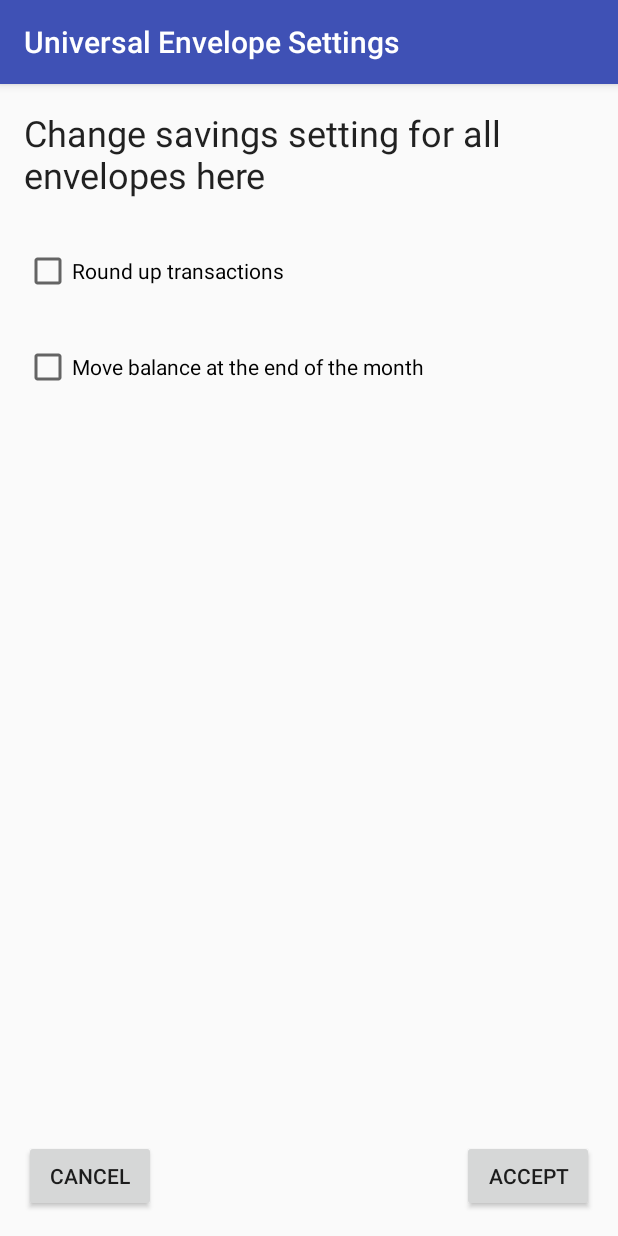
After one commit to codingkitty81/BudgetEnvelopes, an Android app: the EnvelopeSettingsActivity screen opened directly, with no data from a screen before it, on a phone screen of 412 x 824 dp. The commit adds this screen. Run offline under Robolectric (Android 15) with nearby library versions, the phone set to English and light mode, and no system bars; libraries missing offline, so code that uses them is left out: io.realm; 2 statements that could not run were skipped.

Commit message:
Settings and Savings Envelope done
Settings Activity allow user to do universal settings on envelopes, reset the entire budget, or view the savings envelope. Savings envelope autocreates when app is first launched, cannot be editted and only deleted by resetting the entire budget.

```diff
--- a/app/src/main/AndroidManifest.xml
+++ b/app/src/main/AndroidManifest.xml
@@ -47,6 +47,12 @@
         <activity
             android:name=".TransferActivity"
             android:label="@string/title_activity_transfer" />
+        <activity
+            android:name=".SettingsActivity"
+            android:label="@string/title_activity_settings" />
+        <activity
+            android:name=".EnvelopeSettingsActivity"
+            android:label="@string/title_envelope_settings" />
     </application>
 
 </manifest>
--- a/app/src/main/java/com/example/kitty/budgetenvelopes/EnvelopeActivity.java
+++ b/app/src/main/java/com/example/kitty/budgetenvelopes/EnvelopeActivity.java
@@ -78,9 +78,11 @@ public class EnvelopeActivity extends BaseActivity {
 
         RealmResults<Envelope> envelopes = realm.where(Envelope.class).findAllSorted("name");
 
-        if(envelopes.size() != 0) {
+        if(envelopes.size() > 1) {
             for (int i = 0; i < envelopes.size(); i++) {
-                envelope_array.add(envelopes.get(i));
+                if(!envelopes.get(i).getEnvelopeName().equals("Savings")) {
+                    envelope_array.add(envelopes.get(i));
+                }
             }
 
             EnvelopeListAdapter envelope_list_adapter = new EnvelopeListAdapter(this, R.layout.envelope_list_view, envelope_array);
--- /dev/null
+++ b/app/src/main/java/com/example/kitty/budgetenvelopes/EnvelopeSettingsActivity.java
@@ -0,0 +1,82 @@
+package com.example.kitty.budgetenvelopes;
+
+import android.content.Intent;
+import android.os.Bundle;
+import android.view.View;
+import android.widget.Button;
+import android.widget.CheckBox;
+
+import com.example.kitty.budgetenvelopes.model.Envelope;
+
+import java.util.ArrayList;
+
+import io.realm.Realm;
+import io.realm.RealmResults;
+
+/**
+ * Created by Kitty on 4/22/2018.
+ */
+
+public class EnvelopeSettingsActivity extends BaseActivity {
+
+    Realm realm;
+    private CheckBox round_up;
+    private CheckBox move_balance;
+    private Button accept;
+    private Button cancel;
+    ArrayList<Envelope> envelope_array = new ArrayList<Envelope>();
+
+    @Override
+    protected void onCreate(Bundle savedInstanceState) {
+        super.onCreate(savedInstanceState);
+        setContentView(R.layout.activity_envelope_settings);
+
+        round_up = (CheckBox) findViewById(R.id.envelope_settings_round_up);
+        move_balance = (CheckBox) findViewById(R.id.envelope_settings_move_bal);
+        accept = (Button) findViewById(R.id.settings_envelope_accept);
+        cancel = (Button) findViewById(R.id.settings_envelope_cancel);
+        realm = Realm.getDefaultInstance();
+
+        accept.setOnClickListener(new View.OnClickListener() {
+            @Override
+            public void onClick(View v) {
+                RealmResults<Envelope> envelopes = realm.where(Envelope.class).findAll();
+                for(int i = 0; i < envelopes.size(); i++) {
+                    if(!envelopes.get(i).getEnvelopeName().equals("Savings")) {
+                        envelope_array.add(envelopes.get(i));
+                    }
+                }
+
+                for(int i = 0; i < envelope_array.size(); i++) {
+                    realm.beginTransaction();
+                    if(round_up.isChecked()) {
+                        envelope_array.get(i).setRound_up_flag(true);
+                    } else {
+                        envelope_array.get(i).setRound_up_flag(false);
+                    }
+
+                    if(move_balance.isChecked()) {
+                        envelope_array.get(i).setMove_balance_flag(true);
+                    } else {
+                        envelope_array.get(i).setMove_balance_flag(false);
+                    }
+
+                    realm.insertOrUpdate(envelope_array.get(i));
+                    realm.commitTransaction();
+                }
+                realm.close();
+                Intent intent = new Intent(EnvelopeSettingsActivity.this, SettingsActivity.class);
+                startActivity(intent);
+            }
+        });
+
+        cancel.setOnClickListener(new View.OnClickListener() {
+            @Override
+            public void onClick(View v) {
+                realm.close();
+                Intent intent = new Intent(EnvelopeSettingsActivity.this, SettingsActivity.class);
+                startActivity(intent);
+            }
+        });
+    }
+}
--- /dev/null
+++ b/app/src/main/res/layout/activity_envelope_settings.xml
@@ -0,0 +1,65 @@
+<?xml version="1.0" encoding="utf-8"?>
+<android.support.constraint.ConstraintLayout
+    xmlns:android="http://schemas.android.com/apk/res/android"
+    xmlns:app="http://schemas.android.com/apk/res-auto"
+    xmlns:tools="http://schemas.android.com/tools"
+    android:layout_width="match_parent"
+    android:layout_height="match_parent">
+
+    <TextView
+        android:id="@+id/envelopes_settings_view"
+        android:layout_width="0dp"
+        android:layout_height="wrap_content"
+        android:layout_marginEnd="16dp"
+        android:layout_marginStart="16dp"
+        android:layout_marginTop="16dp"
+        android:text="Change savings setting for all envelopes here"
+        android:textAppearance="@style/TextAppearance.AppCompat.Headline"
+        app:layout_constraintEnd_toEndOf="parent"
+        app:layout_constraintStart_toStartOf="parent"
+        app:layout_constraintTop_toTopOf="parent" />
+
+    <CheckBox
+        android:id="@+id/envelope_settings_round_up"
+        android:layout_width="0dp"
+        android:layout_height="wrap_content"
+        android:layout_marginEnd="16dp"
+        android:layout_marginStart="16dp"
+        android:layout_marginTop="32dp"
+        android:text="Round up transactions"
+        app:layout_constraintEnd_toEndOf="parent"
+        app:layout_constraintStart_toStartOf="parent"
+        app:layout_constraintTop_toBottomOf="@+id/envelopes_settings_view" />
+
+    <CheckBox
+        android:id="@+id/envelope_settings_move_bal"
+        android:layout_width="0dp"
+        android:layout_height="wrap_content"
+        android:layout_marginEnd="16dp"
+        android:layout_marginStart="16dp"
+        android:layout_marginTop="32dp"
+        android:text="Move balance at the end of the month"
+        app:layout_constraintEnd_toEndOf="parent"
+        app:layout_constraintStart_toStartOf="parent"
+        app:layout_constraintTop_toBottomOf="@+id/envelope_settings_round_up" />
+
+    <Button
+        android:id="@+id/settings_envelope_accept"
+        android:layout_width="wrap_content"
+        android:layout_height="wrap_content"
+        android:layout_marginBottom="16dp"
+        android:layout_marginEnd="16dp"
+        android:text="accept"
+        app:layout_constraintBottom_toBottomOf="parent"
+        app:layout_constraintEnd_toEndOf="parent" />
+
+    <Button
+        android:id="@+id/settings_envelope_cancel"
+        android:layout_width="wrap_content"
+        android:layout_height="wrap_content"
+        android:layout_marginBottom="16dp"
+        android:layout_marginStart="16dp"
+        android:text="cancel"
+        app:layout_constraintBottom_toBottomOf="parent"
+        app:layout_constraintStart_toStartOf="parent" />
+</android.support.constraint.ConstraintLayout>
--- a/app/src/main/res/values/strings.xml
+++ b/app/src/main/res/values/strings.xml
@@ -13,7 +13,9 @@
     <string name="title_detail_transaction">Transaction Detail</string>
     <string name="title_edit_envelope">Edit Envelope</string>
     <string name="title_edit_transaction">Edit Transaction</string>
+    <string name="title_envelope_settings">Universal Envelope Settings</string>
     <string name="title_notifications">Notifications</string>
+    <string name="title_activity_settings">Settings</string>
     <string name="title_activity_transaction">Transactions</string>
     <string name="title_activity_transfer">Transfer Funds</string>
     <string name="title_settings">Settings</string>
```
Also changed, not shown: app/src/main/java/com/example/kitty/budgetenvelopes/DetailEnvelopeActivity.java (+40 -1 lines), app/src/main/java/com/example/kitty/budgetenvelopes/MainActivity.java (+29 -0 lines), app/src/main/java/com/example/kitty/budgetenvelopes/SettingsActivity.java (added, +77 -0 lines), app/src/main/res/layout/activity_detail_envelope.xml (+10 -0 lines), app/src/main/res/layout/activity_main.xml (+14 -1 lines), app/src/main/res/layout/activity_settings.xml (added, +57 -0 lines).
